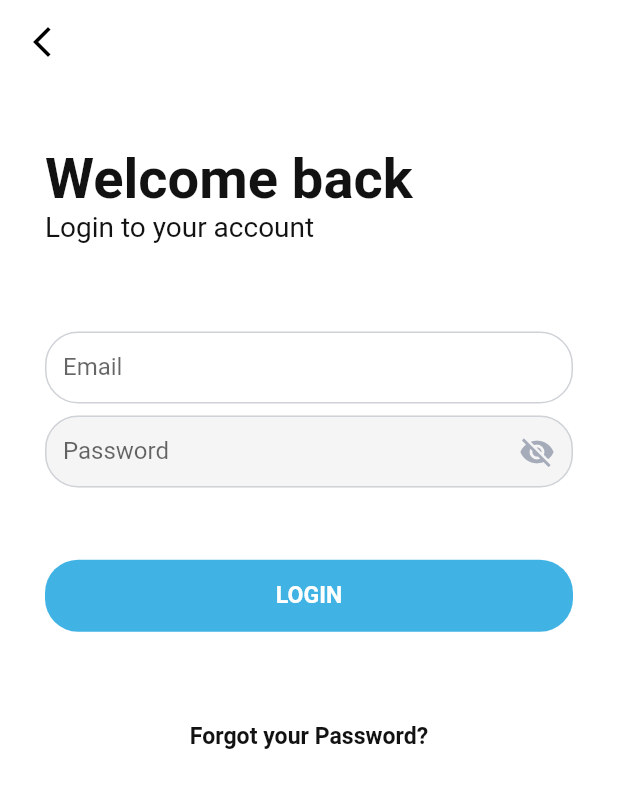
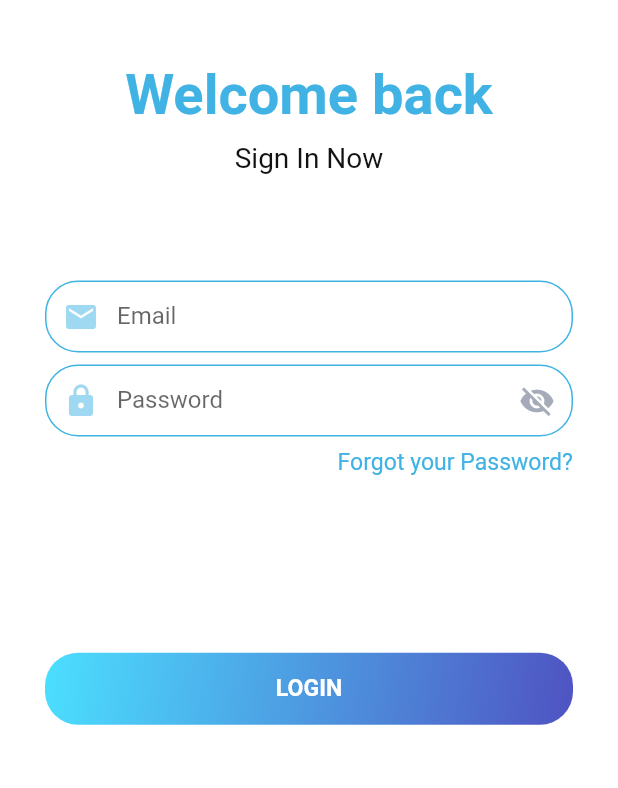
Before and after one commit to mohamedamr987/mafqood, a Flutter app: the LoginInPageScaffold screen opened directly, on a phone screen of 412 x 824 dp. Shown: the top 788 px of the screen. Run offline on Flutter 3.47's test engine with Material 2 defaults, Android fonts, the phone set to English and light mode, and no system bars; our stand-ins replace cached_network_image, dartz, dio, dots_indicator, flutter_bloc, flutter_svg and 3 more; accounts and stored records are empty.

Commit message:
changed style of login page

```diff
--- a/lib/constants.dart
+++ b/lib/constants.dart
@@ -3,6 +3,14 @@ import 'package:flutter/material.dart';
 
 const Color kPrimaryColor = Color(0xFF40B3E4);
 const Color kSecondaryColor = Color(0xFF2A4CA1);
+const LinearGradient kLinearGradient = LinearGradient(
+  begin: Alignment.topLeft,
+  end: Alignment.bottomRight,
+  colors: [
+    Color(0xff4BDFFF),
+    Color(0xff4F53C2),
+  ],
+);
 
 const Color kFontColor = Color(0xFF121212);
 
--- a/lib/core/helpers/dio_helper.dart
+++ b/lib/core/helpers/dio_helper.dart
@@ -11,7 +11,7 @@ import '../repo/bearer_token_repo.dart';
 
 class DioHelper
 {
-  static String baseUrl = "https://influenceracademy.digital/api";
+  static String baseUrl = "https://domain.com/api";
   static String api = baseUrl;
   BearerTokenRepo bearerTokenRepo = BearerTokenRepo();
 
--- a/lib/loginInPage/components/login_in_scaffold.dart
+++ b/lib/loginInPage/components/login_in_scaffold.dart
@@ -1,4 +1,5 @@
 import 'package:flutter/material.dart';
+import 'package:mafqood/constants.dart';
 import 'package:mafqood/widgets/general_text.dart';
 
 import '../../widgets/general_app_bar_widget.dart';
@@ -13,7 +14,6 @@ class LoginInPageScaffold extends StatelessWidget {
   Widget build(BuildContext context) {
     LoginInPageController blocController = LoginInPageController.of(context);
     return MainLayoutWidget(
-      appBar: generalAppBar(title: '', color: Colors.black,),
       extendBodyBehindAppBar: true,
       backGroundColor: Colors.white,
       widthMargin: 30,
@@ -23,12 +23,13 @@ class LoginInPageScaffold extends StatelessWidget {
           children: [
             const SizedBox(height: 25,),
             Column(
-              crossAxisAlignment: CrossAxisAlignment.start,
+              crossAxisAlignment: CrossAxisAlignment.center,
               children: const [
                 SizedBox(width: double.infinity,),
-                GeneralText(text: "Welcome back", size: 34, isBold: true,),
-                GeneralText(text: "Login to your account", size: 17,),
-                SizedBox(height: 58,),
+                GeneralText(text: "Welcome back", size: 34, isBold: true, color: kPrimaryColor,),
+                SizedBox(height: 10,),
+                GeneralText(text: "Sign In Now", size: 17,),
+                SizedBox(height: 70,),
               ],
             ),
             const LoginTextFieldsComponent(),
--- a/lib/loginInPage/components/login_text_fields_component.dart
+++ b/lib/loginInPage/components/login_text_fields_component.dart
@@ -4,6 +4,7 @@ import 'package:mafqood/widgets/auth_text_field.dart';
 import 'package:mafqood/widgets/general_button.dart';
 import 'package:mafqood/widgets/general_text.dart';
 
+import '../../constants.dart';
 import '../../core/validation/email_validation.dart';
 import '../controller.dart';
 
@@ -16,6 +17,7 @@ class LoginTextFieldsComponent extends StatelessWidget {
     return Column(
       children: [
         AuthTextField(
+          prefixIcon: Icons.email,
           keyboardType: TextInputType.emailAddress,
           textController: blocController.emailController,
           labelText: "Email",
@@ -29,30 +31,34 @@ class LoginTextFieldsComponent extends StatelessWidget {
         ),
         const SizedBox(height: 8,),
         AuthTextField(
+          prefixIcon: Icons.lock,
           keyboardType: TextInputType.visiblePassword,
           isPassword: true,
           textController: blocController.passwordController,
           labelText: "Password",
           floatingLabelBehavior: FloatingLabelBehavior.never,
-          fillColor: const Color(0xFFCCCCCC).withOpacity(0.2),
+
         ),
-        const SizedBox(height: 40,),
+        const SizedBox(height: 8,),
+        Align(
+          alignment: Alignment.centerRight,
+          child: GestureDetector(
+            onTap: () {
+              // NavigationHelper.push(context, const ForgotPasswordPageView());
+            },
+            child: const GeneralText(
+              text: "Forgot your Password?",
+              color: kPrimaryColor,
+            ),
+          ),
+        ),
+        const SizedBox(height: 110,),
         GeneralButton(
           text: "LOGIN",
           onPressed: blocController.signInRequest,
           elevation: 0.0,
+          gradient: kLinearGradient,
         ),
-        const SizedBox(height: 53,),
-        GestureDetector(
-          onTap: () {
-            // NavigationHelper.push(context, const ForgotPasswordPageView());
-          },
-          child: const GeneralText(
-            text: "Forgot your Password?",
-            isBold: true,
-          ),
-        ),
-        const SizedBox(height: 20,),
       ],
     );
   }
--- a/lib/onBoardingPage/components/buttons_component.dart
+++ b/lib/onBoardingPage/components/buttons_component.dart
@@ -5,20 +5,15 @@ import 'package:mafqood/loginInPage/login_in_page_view.dart';
 import 'package:mafqood/onBoardingPage/controller.dart';
 import 'package:mafqood/widgets/general_button.dart';
 
+import '../../constants.dart';
+
 class ButtonsComponent extends StatelessWidget {
   const ButtonsComponent({Key? key}) : super(key: key);
 
   @override
   Widget build(BuildContext context) {
     OnBoardingPageController blocController = BlocProvider.of(context);
-    const LinearGradient linearGradient = LinearGradient(
-      begin: Alignment.topLeft,
-      end: Alignment.bottomRight,
-      colors: [
-        Color(0xff4BDFFF),
-        Color(0xff4F53C2),
-      ],
-    );
+
     return BlocBuilder(
       bloc: blocController,
       builder: (context, state) {
@@ -30,7 +25,7 @@ class ButtonsComponent extends StatelessWidget {
                 text: "Skip",
                 onPressed: ()=> NavigationHelper.pushUntil(context, const LoginInPageView()),
                 width: 100,
-                gradient: linearGradient,
+                gradient: kLinearGradient,
               )
             else
               const SizedBox(),
@@ -38,7 +33,7 @@ class ButtonsComponent extends StatelessWidget {
               text: "Next",
               onPressed: blocController.onPressedNextButton,
               width: 100,
-              gradient: linearGradient,
+              gradient: kLinearGradient,
             ),
           ],
         );
--- a/lib/widgets/auth_text_field.dart
+++ b/lib/widgets/auth_text_field.dart
@@ -20,7 +20,8 @@ class AuthTextField extends StatefulWidget {
   final bool autoFocus;
   final Color? labelColor;
   final Color fillColor;
-  const AuthTextField({Key? key, this.autoFocus = false,required this.keyboardType, this.sameBorderAfterFocus = false,this.minLines,this.textAlign = TextAlign.start, this.onChanged,this.isPassword =false, this.labelWidget, required this.textController, required this.labelText, this.validation, this.suffixWidget, this.onFieldSubmitted, this.maxLines, this.floatingLabelBehavior = FloatingLabelBehavior.never, this.labelColor, this.fillColor = Colors.white,}) : super(key: key);
+  final IconData? prefixIcon;
+  const AuthTextField({Key? key, this.autoFocus = false,required this.keyboardType, this.sameBorderAfterFocus = false,this.minLines,this.textAlign = TextAlign.start, this.onChanged,this.isPassword =false, this.labelWidget, required this.textController, required this.labelText, this.validation, this.suffixWidget, this.onFieldSubmitted, this.maxLines, this.floatingLabelBehavior = FloatingLabelBehavior.never, this.labelColor, this.fillColor = Colors.white, this.prefixIcon,}) : super(key: key);
 
   @override
   State<AuthTextField> createState() => _AuthTextFieldState();
@@ -59,6 +60,7 @@ class _AuthTextFieldState extends State<AuthTextField> {
         floatingLabelBehavior: widget.floatingLabelBehavior,
         fillColor: widget.fillColor,
         filled: true,
+        prefixIcon: widget.prefixIcon != null ? Icon(widget.prefixIcon, color: kPrimaryColor.withOpacity(0.5),) : null,
         suffixIcon: widget.suffixWidget ??
             (widget.isPassword
                 ? IconButton(
@@ -80,8 +82,8 @@ class _AuthTextFieldState extends State<AuthTextField> {
         labelText: widget.labelWidget == null ? widget.labelText : null,
         labelStyle: TextStyle(color: widget.labelColor,),
         contentPadding: const EdgeInsets.symmetric(vertical: 4.0, horizontal: 12),
-        enabledBorder:  getBorderStyle( const Color(0xFFCFD2D7),1),
-        focusedBorder:  getBorderStyle( const Color(0xFFCFD2D7), widget.sameBorderAfterFocus ? 1 : 2),
+        enabledBorder:  getBorderStyle( kPrimaryColor, 1),
+        focusedBorder:  getBorderStyle( kPrimaryColor, widget.sameBorderAfterFocus ? 1 : 2),
         errorBorder: getBorderStyle(const Color(0xFFF22B2B),1),
         focusedErrorBorder:   getBorderStyle(Colors.red.shade900,2),
       ),
```
